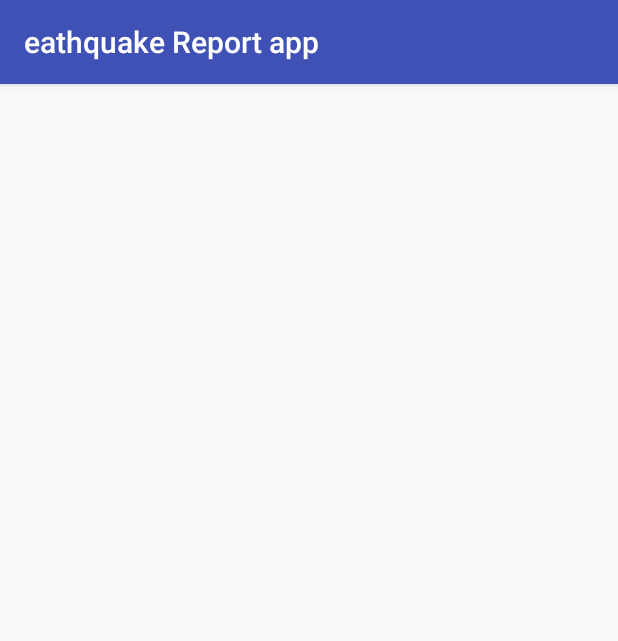
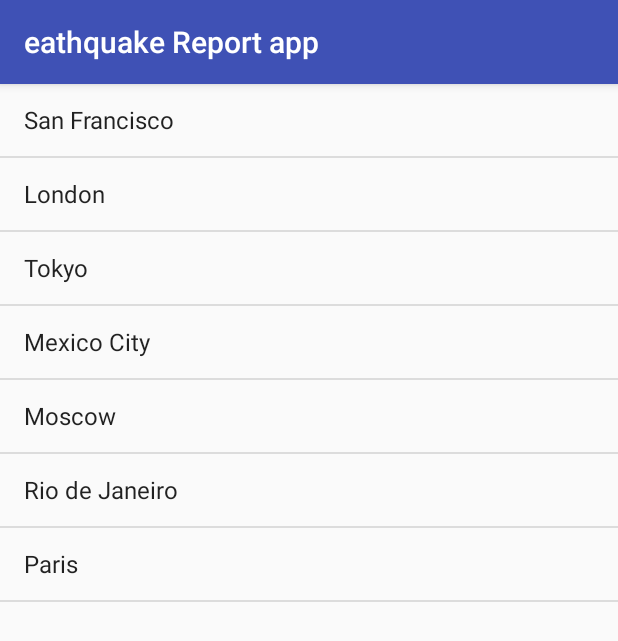
Before and after one commit to Rawkush/eathquakeReportapp, an Android app: the screen it shows after launch (MainActivity), on a phone screen of 412 x 824 dp. Shown: the top 641 px of the screen. Run offline under Robolectric (Android 15) with nearby library versions, the phone set to English and light mode, and no system bars.

Commit message:
using dummy data

```diff
--- a/app/src/main/java/com/example/ankush/eathquakereportapp/MainActivity.java
+++ b/app/src/main/java/com/example/ankush/eathquakereportapp/MainActivity.java
@@ -2,6 +2,8 @@ package com.example.ankush.eathquakereportapp;
 
 import android.support.v7.app.AppCompatActivity;
 import android.os.Bundle;
+import android.widget.ArrayAdapter;
+import android.widget.ListView;
 
 import java.util.ArrayList;
 
@@ -22,7 +24,9 @@ public class MainActivity extends AppCompatActivity {
         earthquakes.add("Rio de Janeiro");
         earthquakes.add("Paris");
 
-
+        ListView earthquakeListView= (ListView) findViewById(R.id.list);
+        ArrayAdapter<String> adapter= new ArrayAdapter<String >( this, android.R.layout.simple_list_item_1, earthquakes);
+        earthquakeListView.setAdapter(adapter);
 
     }
 }
```
